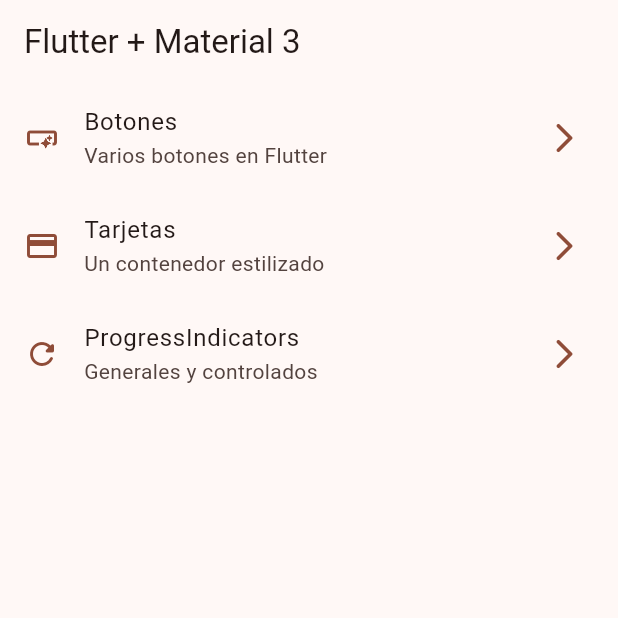
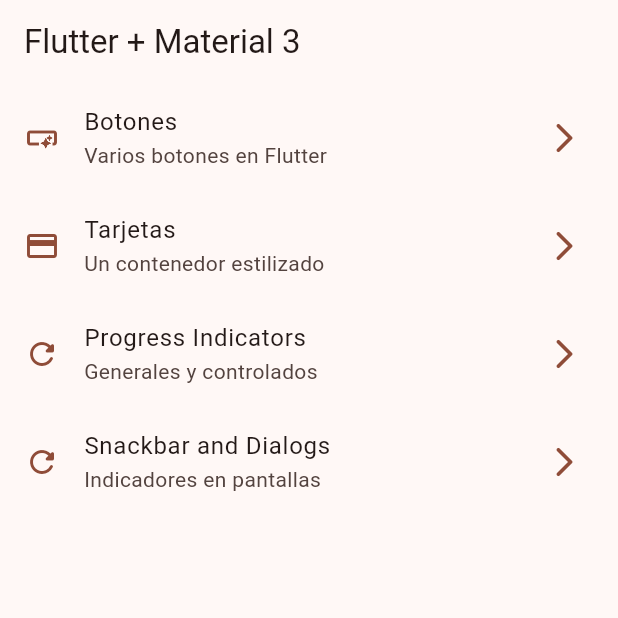
Before and after one commit to ChristianCeT/flutter-riverpod-widgets, a Flutter app: the screen it shows after launch, on a phone screen of 412 x 824 dp, the top half of it. Run offline on Flutter 3.47's test engine with Material 2 defaults, Android fonts, the phone set to English and light mode, and no system bars; our stand-ins replace go_router.

Commit message:
snackbars dialogs terminado

```diff
--- a/lib/config/menu/menu_items.dart
+++ b/lib/config/menu/menu_items.dart
@@ -28,9 +28,15 @@ const appMenuItems = <MenuItem>[
     icon: Icons.credit_card,
   ),
   MenuItem(
-    title: 'ProgressIndicators',
+    title: 'Progress Indicators',
     subTitle: 'Generales y controlados',
     link: '/progress',
     icon: Icons.refresh_rounded,
   ),
+  MenuItem(
+    title: 'Snackbar and Dialogs',
+    subTitle: 'Indicadores en pantallas',
+    link: '/snackbars',
+    icon: Icons.refresh_rounded,
+  ),
 ];
--- a/lib/config/router/app_router.dart
+++ b/lib/config/router/app_router.dart
@@ -25,5 +25,10 @@ final appRouter = GoRouter(
       name: ProgressScreen.name,
       builder: (context, state) => const ProgressScreen(),
     ),
+    GoRoute(
+      path: '/snackbars',
+      name: SnackBarScreen.name,
+      builder: (context, state) => const SnackBarScreen(),
+    ),
   ],
 );
--- a/lib/main.dart
+++ b/lib/main.dart
@@ -16,7 +16,7 @@ class MyApp extends StatelessWidget {
       routerConfig: appRouter,
       debugShowCheckedModeBanner: false,
       theme: AppTheme(selectedColor: 4).getTheme(),
-      title: 'Material App',
+      title: 'Flutter Widgets',
     );
   }
 }
```
Also changed, not shown: lib/presentation/screens/snackbar/snackbar_screen.dart (+63 -1 lines).
